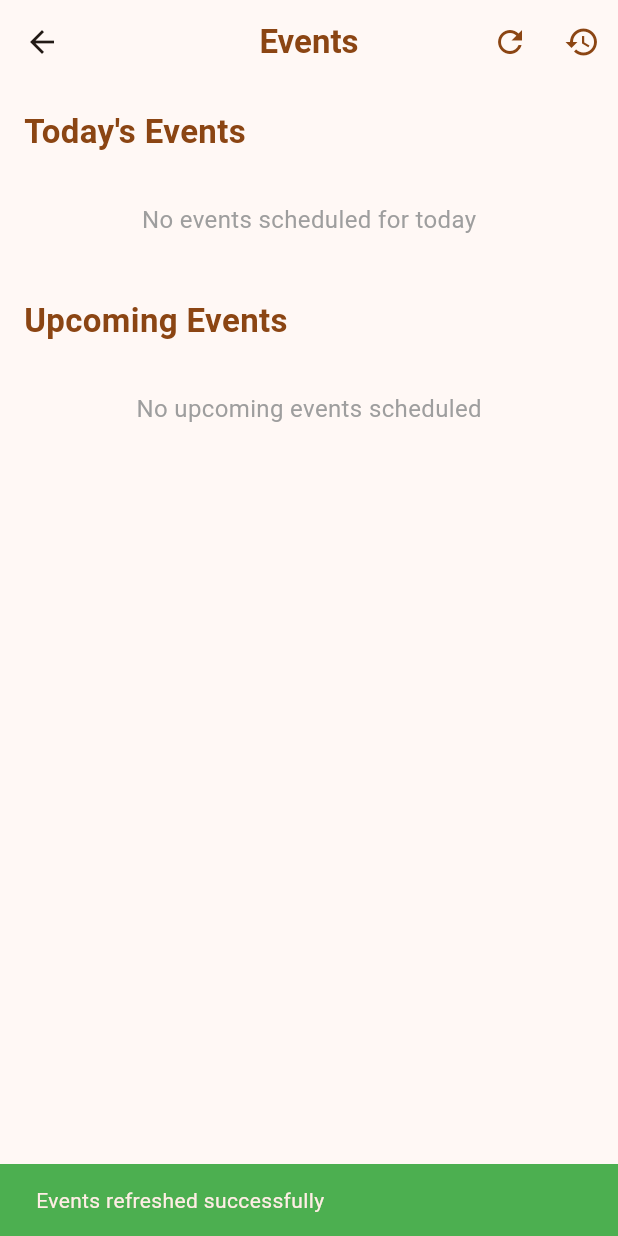
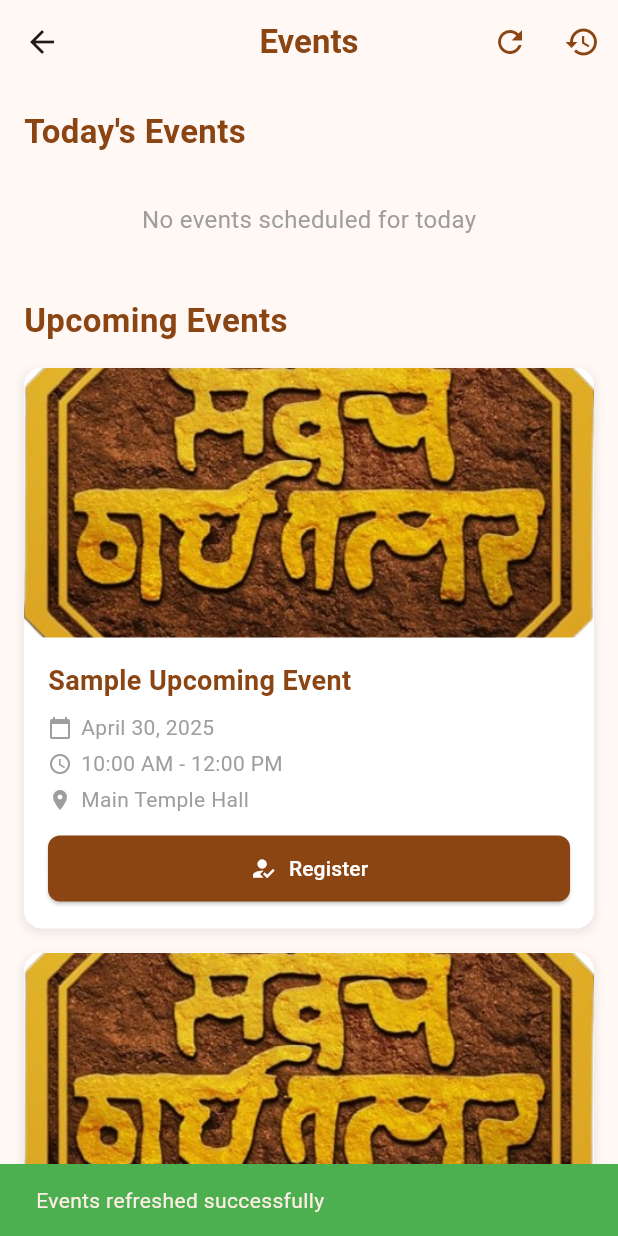
Before and after one commit to Samarth-Ad/stt_app, a Flutter app: the EventsPage screen opened by its route, after a tap on the "refresh" icon, on a phone screen of 412 x 824 dp. Run offline on Flutter 3.47's test engine with Material 3 defaults, Android fonts, the light colour scheme and no system bars; our stand-ins replace cloud_firestore, connectivity_plus, firebase_auth, firebase_core, shared_preferences; accounts and stored records are empty.

Commit message:
25-04-2025  22:25 PM

```diff
--- a/lib/services/event_service.dart
+++ b/lib/services/event_service.dart
@@ -35,13 +35,34 @@ class EventService {
   // Initialize cache from SharedPreferences
   Future<void> _initCache() async {
     if (!_cacheInitialized) {
-      await _loadEventsFromCache();
-      _cacheInitialized = true;
+      try {
+        await _loadEventsFromCache();
+        _cacheInitialized = true;
 
-      // Try to refresh cache from Firestore in background
-      _fetchAndCacheEvents().catchError((e) {
-        print('Error refreshing cache from Firestore: $e');
-      });
+        // If cache is empty, use placeholders
+        if (_cachedEvents.isEmpty) {
+          print('Cache is empty, using placeholder events');
+          _cachedEvents = _createPlaceholderEvents();
+          _notifyListeners();
+        }
+
+        // Try to refresh cache from Firestore in background with retry mechanism
+        _fetchAndCacheEvents().catchError((e) {
+          print('Error refreshing cache from Firestore: $e');
+          // Try again after a delay if it failed
+          Future.delayed(const Duration(seconds: 3), () {
+            _fetchAndCacheEvents().catchError((e) {
+              print('Second attempt to refresh cache failed: $e');
+            });
+          });
+        });
+      } catch (e) {
+        print('Error initializing cache: $e');
+        // Initialize with placeholder events to prevent further crashes
+        _cachedEvents = _createPlaceholderEvents();
+        _cacheInitialized = true;
+        _notifyListeners();
+      }
     }
   }
 
@@ -87,7 +108,29 @@ class EventService {
   // Fetch events from Firestore and update cache
   Future<void> _fetchAndCacheEvents() async {
     try {
+      // Check for connectivity first
+      final connectivityResult = await Connectivity().checkConnectivity();
+      if (connectivityResult.contains(ConnectivityResult.none)) {
+        print('No internet connection for fetching events');
+
+        // If cache is empty, use placeholders
+        if (_cachedEvents.isEmpty) {
+          _cachedEvents = _createPlaceholderEvents();
+          _notifyListeners();
+        }
+
+        return; // Exit early if no connection
+      }
+
+      print('Fetching events from Firestore...');
       final snapshot = await eventsCollection.get();
+      if (snapshot.docs.isEmpty) {
+        print('No events found in Firestore');
+        _cachedEvents = _createPlaceholderEvents();
+        _notifyListeners();
+        return;
+      }
+
       final List<Event> events =
           snapshot.docs.map((doc) {
             final data = doc.data() as Map<String, dynamic>;
@@ -104,6 +147,13 @@ class EventService {
       // Save to SharedPreferences
       await _saveEventsToCache();
 
+      // Update last fetch time
+      final prefs = await SharedPreferences.getInstance();
+      await prefs.setInt(
+        _lastFetchTimeKey,
+        DateTime.now().millisecondsSinceEpoch,
+      );
+
       // Notify stream listeners
       _notifyListeners();
 
@@ -111,6 +161,12 @@ class EventService {
     } catch (e) {
       print('Error fetching events from Firestore: $e');
       // If fetch fails, we'll continue using the existing cache
+      // If cache is empty, add placeholder events so UI isn't stuck loading
+      if (_cachedEvents.isEmpty) {
+        _cachedEvents = _createPlaceholderEvents();
+        _notifyListeners();
+      }
+      rethrow; // Rethrow the error to let callers know it failed
     }
   }
 
@@ -302,7 +358,34 @@ class EventService {
 
   // Force refresh from Firestore (can be called when network is available)
   Future<void> refreshEvents() async {
-    return _fetchAndCacheEvents();
+    try {
+      // Check for connectivity first
+      final connectivityResult = await Connectivity().checkConnectivity();
+      if (connectivityResult.contains(ConnectivityResult.none)) {
+        print('No internet connection available for refresh');
+
+        // If cache is empty, use placeholders to prevent UI from being stuck
+        if (_cachedEvents.isEmpty) {
+          _cachedEvents = _createPlaceholderEvents();
+          _notifyListeners();
+        }
+
+        throw Exception('No internet connection available');
+      }
+
+      print('Manual refresh of events requested');
+      return await _fetchAndCacheEvents();
+    } catch (e) {
+      print('Error refreshing events: $e');
+
+      // Always make sure there's something in the stream to prevent UI from getting stuck
+      if (_cachedEvents.isEmpty) {
+        _cachedEvents = _createPlaceholderEvents();
+        _notifyListeners();
+      }
+
+      rethrow; // Let the UI handle the error
+    }
   }
 
   // Get historical events (past events)
@@ -431,4 +514,49 @@ class EventService {
       DateTime.now().millisecondsSinceEpoch,
     );
   }
+
+  // Create placeholder events as a fallback
+  List<Event> _createPlaceholderEvents() {
+    final now = DateTime.now();
+    final List<Event> placeholders = [];
+
+    // Create 3 sample events
+    placeholders.add(
+      Event(
+        id: 'placeholder-1',
+        title: 'Sample Upcoming Event',
+        date: DateTime(now.year, now.month, now.day + 5),
+        time: '10:00 AM - 12:00 PM',
+        location: 'Main Temple Hall',
+        imageUrl: 'assets/stt_logo.png',
+        isActive: true,
+      ),
+    );
+
+    placeholders.add(
+      Event(
+        id: 'placeholder-2',
+        title: 'Temple Ceremony',
+        date: DateTime(now.year, now.month, now.day + 10),
+        time: '9:00 AM - 11:00 AM',
+        location: 'Temple Prayer Hall',
+        imageUrl: 'assets/stt_logo.png',
+        isActive: true,
+      ),
+    );
+
+    placeholders.add(
+      Event(
+        id: 'placeholder-3',
+        title: 'Community Gathering',
+        date: DateTime(now.year, now.month, now.day + 15),
+        time: '5:00 PM - 7:00 PM',
+        location: 'Community Center',
+        imageUrl: 'assets/stt_logo.png',
+        isActive: true,
+      ),
+    );
+
+    return placeholders;
+  }
 }
```
Also changed, not shown: lib/Admin/events/manage_events_page.dart (+180 -9 lines).
